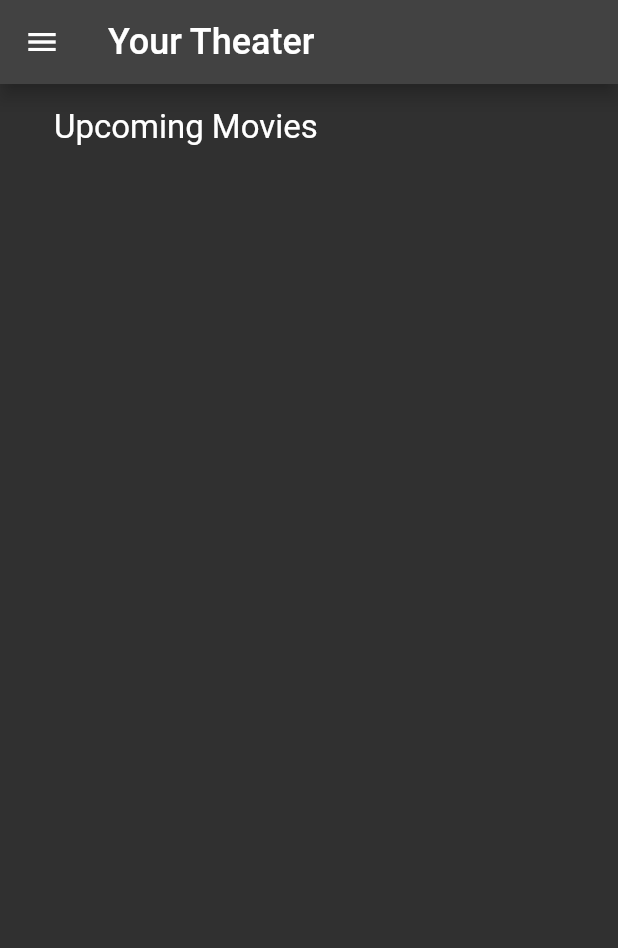
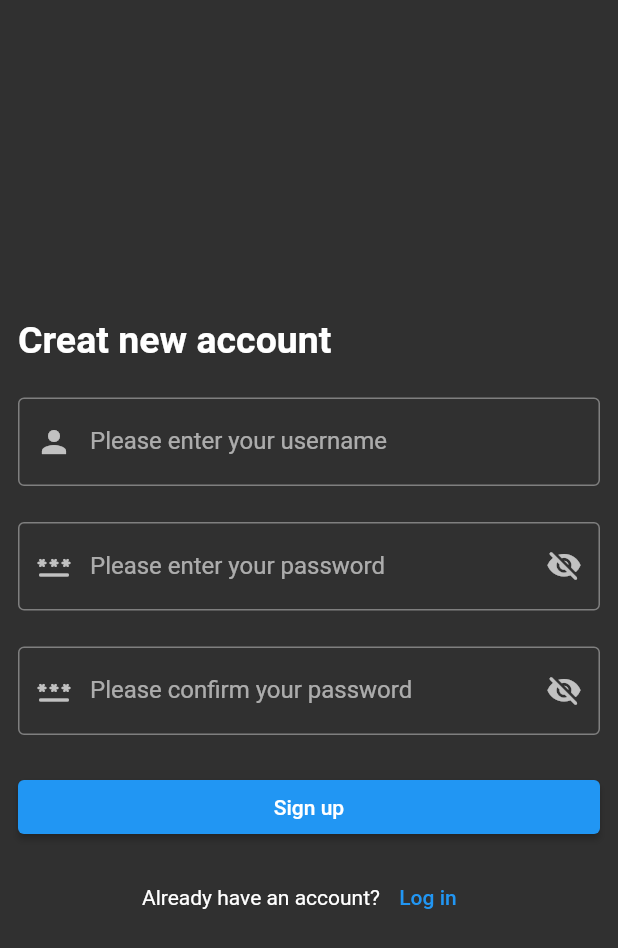
Before and after one commit to yelinO2/Your-Theater-app, a Flutter app: the screen it shows after launch, on a phone screen of 412 x 824 dp. Shown: the top 948 px of the screen. Run offline on Flutter 3.47's test engine with Material 2 defaults, Android fonts, the light colour scheme and no system bars; our stand-ins replace google_fonts, shared_preferences.

Commit message:
add signup and login screens

```diff
--- a/lib/main.dart
+++ b/lib/main.dart
@@ -1,9 +1,9 @@
 import 'package:flutter/material.dart';
-import 'package:your_theater/movies/now_playing.dart';
-import 'movies/upcoming.dart';
-import 'movies/top_rated.dart';
-import 'text.dart';
-import 'package:google_fonts/google_fonts.dart';
+import 'package:your_theater/screens/login.dart';
+import 'package:your_theater/screens/signup.dart';
+import 'package:your_theater/screens/home.dart';
+
+
 
 void main() {
   runApp(const MyApp());
@@ -20,83 +20,12 @@ class MyApp extends StatelessWidget {
       theme: ThemeData(
         brightness: Brightness.dark,
       ),
-      home: const HomePage(),
+      initialRoute: '/',
+      routes: {
+        '/':(context) => const SignUp(),
+        '/login':(context) => const Login(),
+        '/home':(context) => const HomePage(),
+      }
     );
   }
 }
-
-class HomePage extends StatefulWidget {
-  const HomePage({Key? key}) : super(key: key);
-
-  @override
-  State<HomePage> createState() => _HomePageState();
-}
-
-class _HomePageState extends State<HomePage> {
-  dynamic home = const UpcomingMovies();
-  @override
-  Widget build(BuildContext context) {
-    return Scaffold(
-      backgroundColor: Colors.black,
-      appBar: AppBar(
-        elevation: 5.0,
-        title: const ModifiedText(
-          text: 'Your Theater',
-          size: 24,
-        ),
-      ),
-      drawer: Drawer(
-        child: ListView(
-          padding: const EdgeInsets.all(0.0),
-          children: [
-            SizedBox(
-              height: 150,
-              child: DrawerHeader(
-                padding: const EdgeInsets.only(left: 12, top: 50.0),
-                // margin: const EdgeInsets.all(0.0),
-                decoration: const BoxDecoration(color: Color(0xff3C3261)),
-                child: Text(
-                  'Your Theater',
-                  style: GoogleFonts.roboto(
-                    textStyle: const TextStyle(
-                      fontSize: 24,
-                    ),
-                  ),
-                  // textAlign: TextAlign.justify,
-                ),
-              ),
-            ),
-            ListTile(
-              title: const ModifiedText(text: 'Now Playing', size: 18),
-              onTap: () {
-                setState(() {
-                  home = const NowPlayingMovies();
-                });
-                Navigator.pop(context);
-              },
-            ),
-            ListTile(
-              title: const ModifiedText(text: 'Upcoming', size: 18),
-              onTap: () {
-                setState(() {
-                  home = const UpcomingMovies();
-                });
-                Navigator.pop(context);
-              },
-            ),
-            ListTile(
-              title: const ModifiedText(text: 'Top Rated', size: 18),
-              onTap: () {
-                setState(() {
-                  home = const TopRatedMovies();
-                });
-                Navigator.pop(context);
-              },
-            ),
-          ],
-        ),
-      ),
-      body: home,
-    );
-  }
-}
--- /dev/null
+++ b/lib/screens/signup.dart
@@ -0,0 +1,183 @@
+import 'package:flutter/material.dart';
+import 'package:shared_preferences/shared_preferences.dart';
+
+class SignUp extends StatefulWidget {
+  const SignUp({Key? key}) : super(key: key);
+
+  @override
+  State<SignUp> createState() => _SignUpState();
+}
+
+class _SignUpState extends State<SignUp> {
+  final formKey = GlobalKey<FormState>();
+  dynamic userName;
+  dynamic password;
+  dynamic confirmPassword;
+  bool hidePassword = true;
+
+  void signUp() {
+    final bool? isValid = formKey.currentState?.validate();
+    if (isValid == true) {
+      Navigator.pushNamed(context, '/login');
+    }
+  }
+
+  @override
+  Widget build(BuildContext context) {
+    return Scaffold(
+      body: SingleChildScrollView(
+        child: Form(
+          key: formKey,
+          child: Column(
+            mainAxisAlignment: MainAxisAlignment.center,
+            crossAxisAlignment: CrossAxisAlignment.stretch,
+            children: [
+              const SizedBox(height: 200),
+              const Padding(
+                padding: EdgeInsets.all(12.0),
+                child: Text(
+                  'Creat new account',
+                  style: TextStyle(
+                    fontSize: 25,
+                    fontWeight: FontWeight.bold,
+                  ),
+                ),
+              ),
+              Padding(
+                padding: const EdgeInsets.all(12.0),
+                child: TextFormField(
+                  autovalidateMode: AutovalidateMode.onUserInteraction,
+                  validator: (name) {
+                    if (name == null || name.trim().isEmpty) {
+                      return "Username can't be empty";
+                    }
+                    if (name.length < 4) {
+                      return "Username must be at least 4 characters";
+                    }
+                    return null;
+                  },
+                  onChanged: (text) => userName = text,
+                  decoration: const InputDecoration(
+                    prefixIcon: Icon(Icons.person),
+                    border: OutlineInputBorder(),
+                    labelText: 'Please enter your username',
+                  ),
+                ),
+              ),
+              Padding(
+                padding: const EdgeInsets.all(12.0),
+                child: TextFormField(
+                  autovalidateMode: AutovalidateMode.onUserInteraction,
+                  obscureText: hidePassword,
+                  validator: (txt) {
+                    if (txt == null || txt.isEmpty) {
+                      return "Invalid password!";
+                    }
+                    if (txt.length < 8) {
+                      return "Password must has 8 characters";
+                    }
+                    if (!txt.contains(RegExp(r'[A-Z]'))) {
+                      return "Password must has uppercase";
+                    }
+                    if (!txt.contains(RegExp(r'[0-9]'))) {
+                      return "Password must has digits";
+                    }
+                    if (!txt.contains(RegExp(r'[a-z]'))) {
+                      return "Password must has lowercase";
+                    }
+                    if (!txt.contains(RegExp(r'[#?!@$%^&*-+]'))) {
+                      return "Password must has special characters";
+                    }
+                    return null;
+                  },
+                  onChanged: (value) => password = value,
+                  decoration: InputDecoration(
+                    hintText: 'Example12?',
+                    prefixIcon: const Icon(Icons.password_rounded),
+                    suffixIcon: GestureDetector(
+                      onTap: () {
+                        setState(() {
+                          hidePassword = !hidePassword;
+                        });
+                      },
+                      child: Icon(
+                        hidePassword
+                            ? Icons.visibility_off_rounded
+                            : Icons.visibility_rounded,
+                      ),
+                    ),
+                    border: const OutlineInputBorder(),
+                    labelText: 'Please enter your password',
+                  ),
+                ),
+              ),
+              Padding(
+                padding: const EdgeInsets.all(12.0),
+                child: TextFormField(
+                  autovalidateMode: AutovalidateMode.onUserInteraction,
+                  obscureText: hidePassword,
+                  validator: (value) {
+                    if (value == null || value.isEmpty) {
+                      return "Password can't be empty";
+                    }
+                    if (value != password) {
+                      return 'Password does not match';
+                    }
+                    return null;
+                  },
+                  onChanged: (value) => confirmPassword = value,
+                  decoration: InputDecoration(
+                    hintText: 'Example12?',
+                    prefixIcon: const Icon(Icons.password_rounded),
+                    suffixIcon: GestureDetector(
+                      onTap: () {
+                        setState(() {
+                          hidePassword = !hidePassword;
+                        });
+                      },
+                      child: Icon(
+                        hidePassword
+                            ? Icons.visibility_off_rounded
+                            : Icons.visibility_rounded,
+                      ),
+                    ),
+                    border: const OutlineInputBorder(),
+                    labelText: 'Please confirm your password',
+                  ),
+                ),
+              ),
+              Padding(
+                padding: const EdgeInsets.all(12.0),
+                child: ElevatedButton(
+                  onPressed: () async {
+                    final SharedPreferences sharedPreferences =
+                        await SharedPreferences.getInstance();
+                    sharedPreferences.setString('name', userName);
+                    sharedPreferences.setString('password', password);
+                    signUp();
+                  },
+                  child: const Text('Sign up'),
+                ),
+              ),
+              Row(
+                mainAxisAlignment: MainAxisAlignment.center,
+                children: [
+                  const Text('Already have an account?'),
+                  TextButton(
+                    onPressed: () {
+                      Navigator.pushNamed(context, '/login');
+                    },
+                    style: TextButton.styleFrom(
+                      splashFactory: NoSplash.splashFactory,
+                    ),
+                    child: const Text('Log in'),
+                  ),
+                ],
+              ),
+            ],
+          ),
+        ),
+      ),
+    );
+  }
+}
--- a/pubspec.yaml
+++ b/pubspec.yaml
@@ -20,6 +20,7 @@ dependencies:
   cupertino_icons: ^1.0.2
   google_fonts: ^3.0.1
   http: ^0.13.5
+  shared_preferences: ^2.0.15
 
 dev_dependencies:
   flutter_test:
```
Also changed, not shown: lib/screens/home.dart (added, +89 -0 lines), lib/screens/login.dart (added, +138 -0 lines), pubspec.lock, 1 other file.
